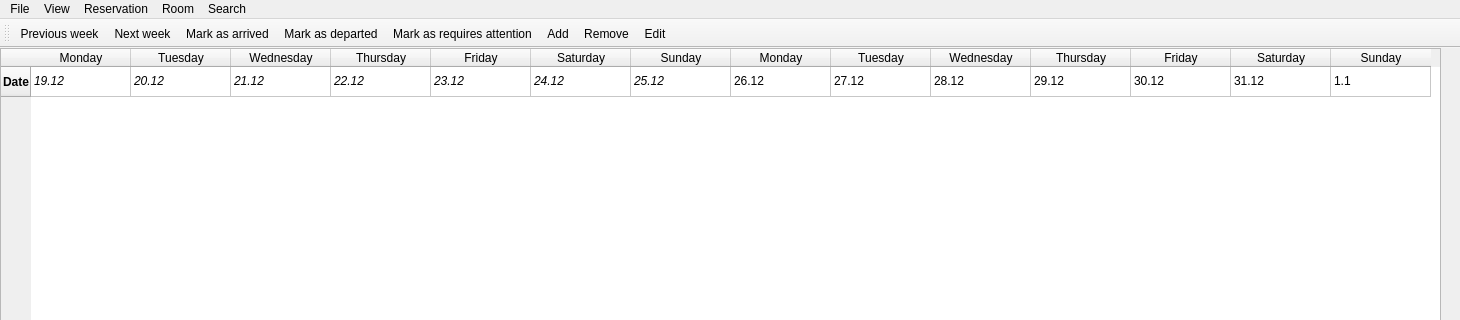
Old version of the form ELHotel/mainwindow.ui in the repository lukasz-drzensla/elhotel; both pictures show x 0 to 1460 and y 0 to 320 of the 1460 by 600 pixel window.
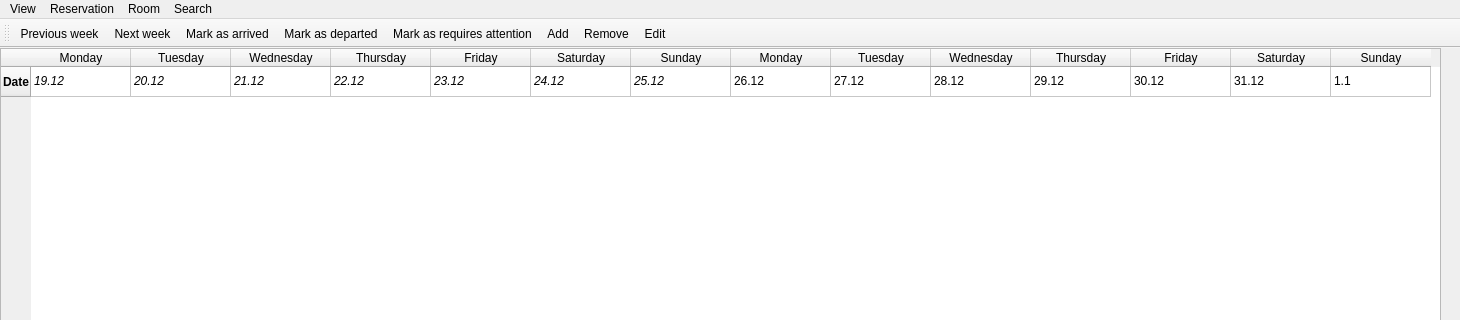
New version of the form. Icons and pictures are not drawn.

Commit message: removal of file in menu, docs developement

```diff
--- a/ELHotel/mainwindow.ui
+++ b/ELHotel/mainwindow.ui
@@ -223,11 +223,6 @@
    <property name="nativeMenuBar">
     <bool>true</bool>
    </property>
-   <widget class="QMenu" name="menuFile">
-    <property name="title">
-     <string>File</string>
-    </property>
-   </widget>
    <widget class="QMenu" name="menuReservation">
     <property name="title">
      <string>Reservation</string>
@@ -283,7 +278,6 @@
     <addaction name="actionSearch_by_name"/>
     <addaction name="actionSearch_by_phone"/>
    </widget>
-   <addaction name="menuFile"/>
    <addaction name="menuView"/>
    <addaction name="menuReservation"/>
    <addaction name="menuRoom"/>
```
The commit also changes 136 other files.
